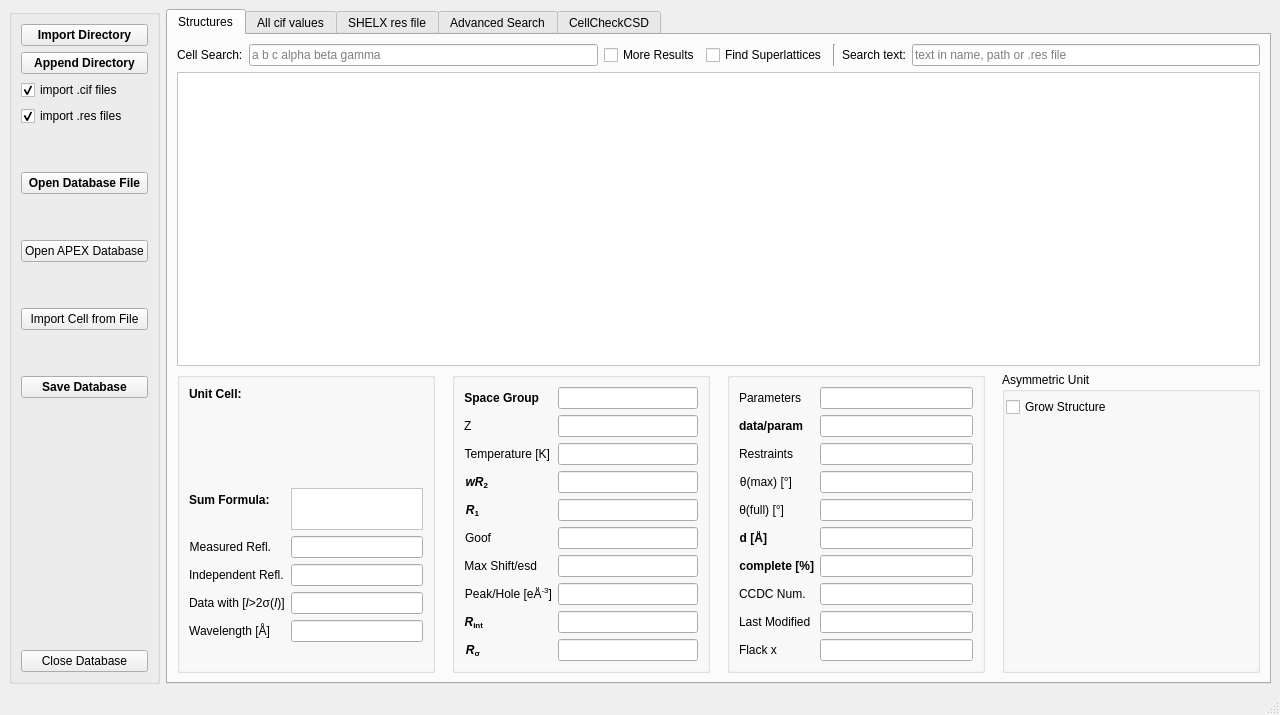
This is gui/strf_main.ui in dkratzert/StructureFinder as Qt 5 draws it before an edit. The edited form follows.
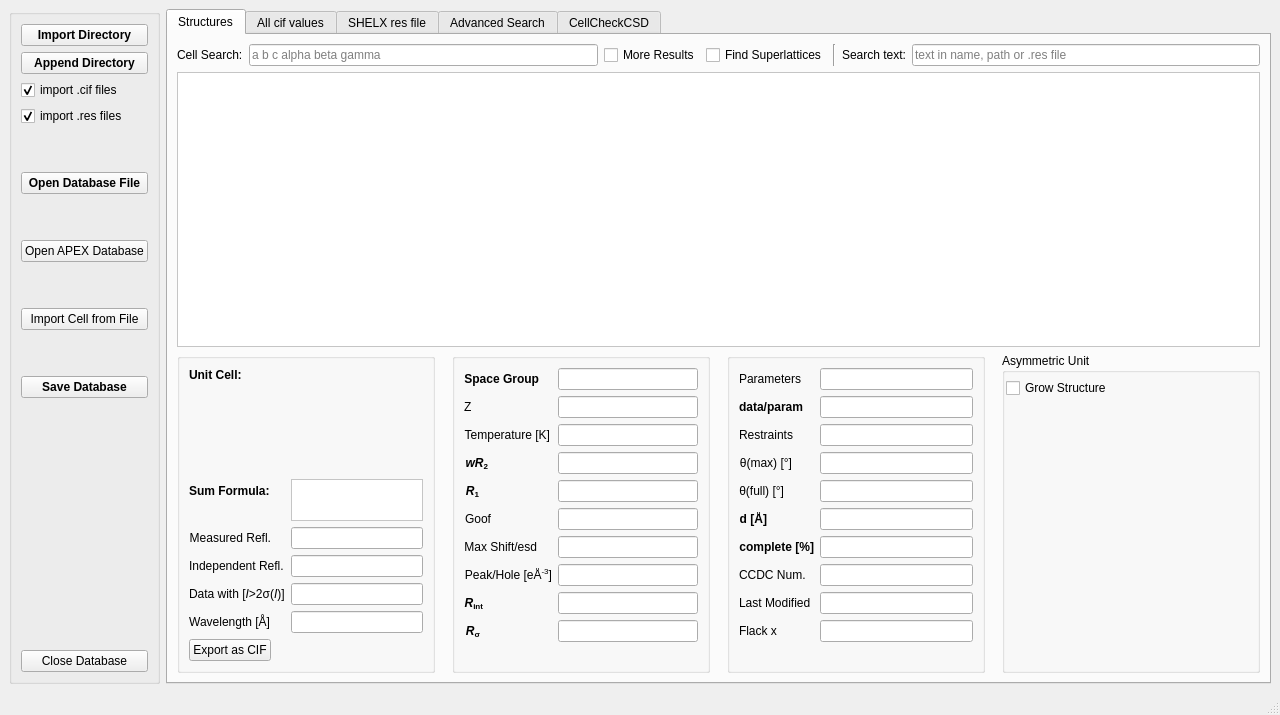
This is the edited form.

Commit message: adds export button from master

Patch:
```diff
--- a/gui/strf_main.ui
+++ b/gui/strf_main.ui
@@ -321,6 +321,7 @@
                 <widget class="QLabel" name="SpaceGrouplabel">
                  <property name="font">
                   <font>
+                   <weight>75</weight>
                    <bold>true</bold>
                   </font>
                  </property>
@@ -380,6 +381,7 @@
                 <widget class="QLabel" name="wR2Label">
                  <property name="font">
                   <font>
+                   <weight>75</weight>
                    <italic>false</italic>
                    <bold>true</bold>
                   </font>
@@ -403,6 +405,7 @@
                 <widget class="QLabel" name="r1Label">
                  <property name="font">
                   <font>
+                   <weight>75</weight>
                    <italic>false</italic>
                    <bold>true</bold>
                   </font>
@@ -477,6 +480,7 @@
                 <widget class="QLabel" name="rintLabel">
                  <property name="font">
                   <font>
+                   <weight>75</weight>
                    <bold>true</bold>
                   </font>
                  </property>
@@ -499,6 +503,7 @@
                 <widget class="QLabel" name="rsigmaLabel">
                  <property name="font">
                   <font>
+                   <weight>75</weight>
                    <bold>true</bold>
                   </font>
                  </property>
@@ -550,6 +555,7 @@
                </property>
                <property name="font">
                 <font>
+                 <weight>75</weight>
                  <bold>true</bold>
                 </font>
                </property>
@@ -613,11 +619,11 @@
                 <enum>Qt::Vertical</enum>
                </property>
                <property name="sizeType">
-                <enum>QSizePolicy::Preferred</enum>
+                <enum>QSizePolicy::MinimumExpanding</enum>
                </property>
                <property name="sizeHint" stdset="0">
                 <size>
-                 <width>5</width>
+                 <width>20</width>
                  <height>10</height>
                 </size>
                </property>
@@ -632,6 +638,7 @@
                 <widget class="QLabel" name="label">
                  <property name="font">
                   <font>
+                   <weight>75</weight>
                    <bold>true</bold>
                   </font>
                  </property>
@@ -764,17 +771,17 @@
               </layout>
              </item>
              <item>
-              <spacer name="verticalSpacer_7">
-               <property name="orientation">
-                <enum>Qt::Vertical</enum>
+              <widget class="QPushButton" name="ExportAsCIFpushButton">
+               <property name="sizePolicy">
+                <sizepolicy hsizetype="Maximum" vsizetype="Fixed">
+                 <horstretch>0</horstretch>
+                 <verstretch>0</verstretch>
+                </sizepolicy>
                </property>
-               <property name="sizeHint" stdset="0">
-                <size>
-                 <width>20</width>
-                 <height>40</height>
-                </size>
+               <property name="text">
+                <string>Export as CIF</string>
                </property>
-              </spacer>
+              </widget>
              </item>
             </layout>
            </widget>
@@ -884,6 +891,7 @@
                 <widget class="QLabel" name="dataReflnsLabel">
                  <property name="font">
                   <font>
+                   <weight>75</weight>
                    <bold>true</bold>
                   </font>
                  </property>
@@ -957,6 +965,7 @@
                 <widget class="QLabel" name="dLabel">
                  <property name="font">
                   <font>
+                   <weight>75</weight>
                    <bold>true</bold>
                   </font>
                  </property>
@@ -979,6 +988,7 @@
                 <widget class="QLabel" name="completeLabel">
                  <property name="font">
                   <font>
+                   <weight>75</weight>
                    <bold>true</bold>
                   </font>
                  </property>
```
Left out of the diff: 9 changed lines with no effect on the pictures. The commit also changes 2 other files.
